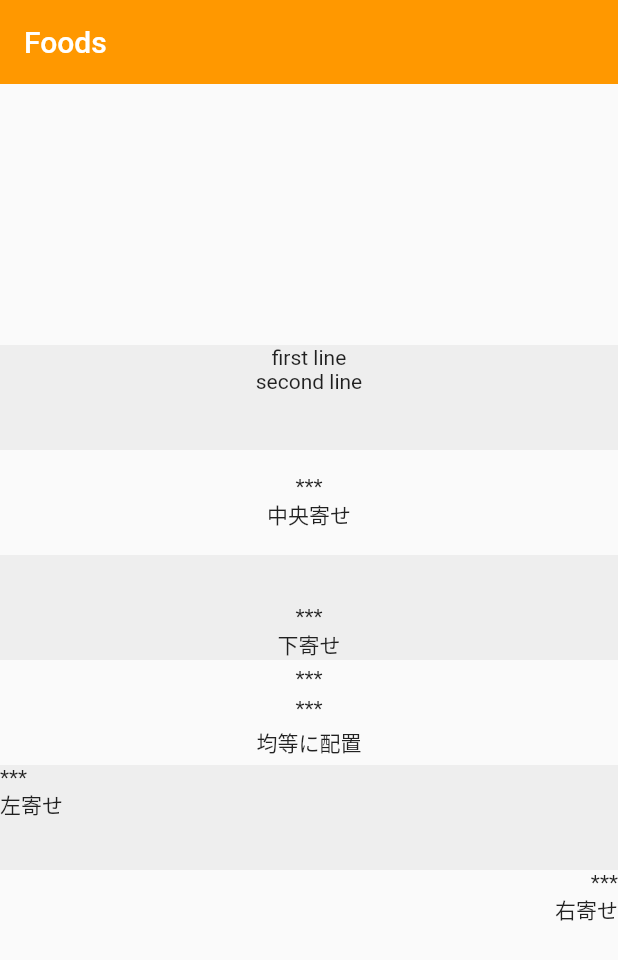
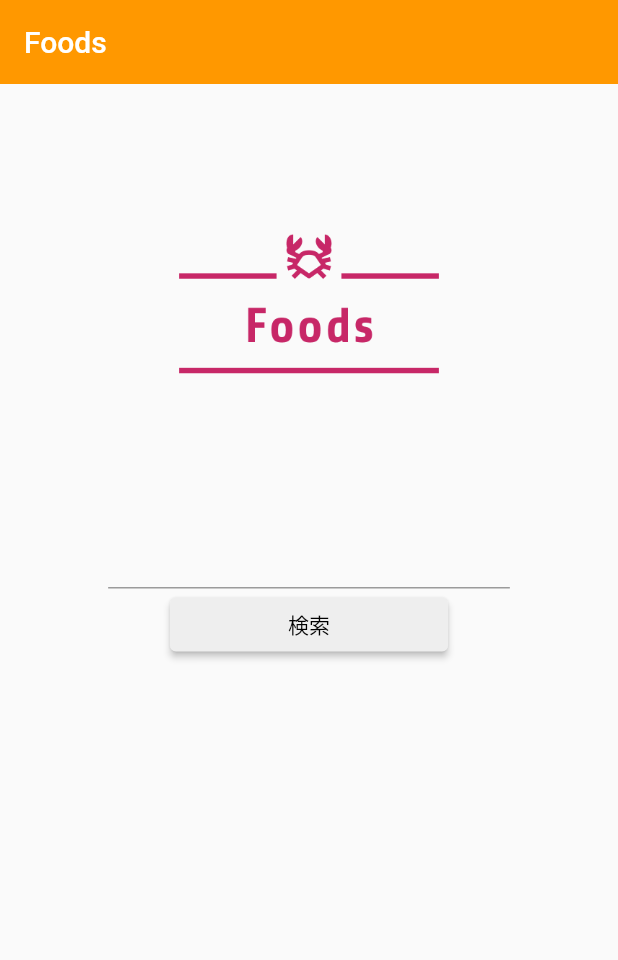
Before and after one commit to kou88/flutter, a Flutter app: the screen it shows after launch, on a phone screen of 412 x 824 dp. Shown: the top 960 px of the screen. Run offline on Flutter 3.47's test engine with Material 2 defaults, Android fonts, the phone set to English and light mode, and no system bars.

Commit message:
Add Top page.

```diff
--- a/lib/main.dart
+++ b/lib/main.dart
@@ -73,6 +73,8 @@ class _MyHomePageState extends State<MyHomePage> {
     // The Flutter framework has been optimized to make rerunning build methods
     // fast, so that you can just rebuild anything that needs updating rather
     // than having to individually change instances of widgets.
+    double _buttonWidthRatio = 0.45;
+    double _textboxnWidthRatio = 0.65;
     return Scaffold(
       appBar: AppBar(
         // Here we take the value from the MyHomePage object that was created by
@@ -102,75 +104,25 @@ class _MyHomePageState extends State<MyHomePage> {
           // center the children vertically; the main axis here is the vertical
           // axis because Columns are vertical (the cross axis would be
           // horizontal).
-          mainAxisAlignment: MainAxisAlignment.center,
+          // mainAxisAlignment: MainAxisAlignment.center,
           children: <Widget>[
             Container(
-              width: double.infinity,
-              height: 70,
-              color: Colors.grey[200],
-              child: Column(
-                children: <Widget>[
-                  Text('first line'),
-                  Text('second line'),
-                ],
-              ),
+              width: MediaQuery.of(context).size.width * 0.7,
+              child: Image.asset('images/logo_transparent.png'),
             ),
             Container(
-              width: double.infinity,
-              height: 70,
-              child: Column(
-                mainAxisAlignment: MainAxisAlignment.center,
-                children: <Widget>[
-                  Text('***'),
-                  Text('中央寄せ'),
-                ],
-              ),
-            ),
+                width: MediaQuery.of(context).size.width * _textboxnWidthRatio,
+                child: TextField()),
             Container(
-              width: double.infinity,
-              height: 70,
-              color: Colors.grey[200],
-              child: Column(
-                mainAxisAlignment: MainAxisAlignment.end,
-                children: <Widget>[
-                  Text('***'),
-                  Text('下寄せ'),
-                ],
-              ),
-            ),
-            Container(
-              width: double.infinity,
-              height: 70,
-              child: Column(
-                mainAxisAlignment: MainAxisAlignment.spaceEvenly,
-                children: <Widget>[
-                  Text('***'),
-                  Text('***'),
-                  Text('均等に配置'),
-                ],
-              ),
-            ),
-            Container(
-              width: double.infinity,
-              height: 70,
-              color: Colors.grey[200],
-              child: Column(
-                crossAxisAlignment: CrossAxisAlignment.start,
-                children: <Widget>[
-                  Text('***'),
-                  Text('左寄せ'),
-                ],
-              ),
-            ),
-            Container(
-              width: double.infinity,
-              height: 70,
-              child: Column(
-                crossAxisAlignment: CrossAxisAlignment.end,
-                children: <Widget>[
-                  Text('***'),
-                  Text('右寄せ'),
-                ],
+              // Set the ratio to the screen size
+              width: MediaQuery.of(context).size.width * _buttonWidthRatio,
+              // リスト追加ボタン
+              child: ElevatedButton(
+                onPressed: () {},
+                child: Text('検索', style: TextStyle(color: Colors.black)),
+                style: ElevatedButton.styleFrom(
+                  primary: Colors.grey[200],
+                ),
               ),
             ),
           ],
--- a/pubspec.yaml
+++ b/pubspec.yaml
@@ -45,8 +45,8 @@ flutter:
   uses-material-design: true
 
   # To add assets to your application, add an assets section, like this:
-  # assets:
-  #   - images/a_dot_burr.jpeg
+  assets:
+    - images/logo_transparent.png
   #   - images/a_dot_ham.jpeg
 
   # An image asset can refer to one or more resolution-specific "variants", see
```
Also changed, not shown: images/logo_transparent.png (added).
